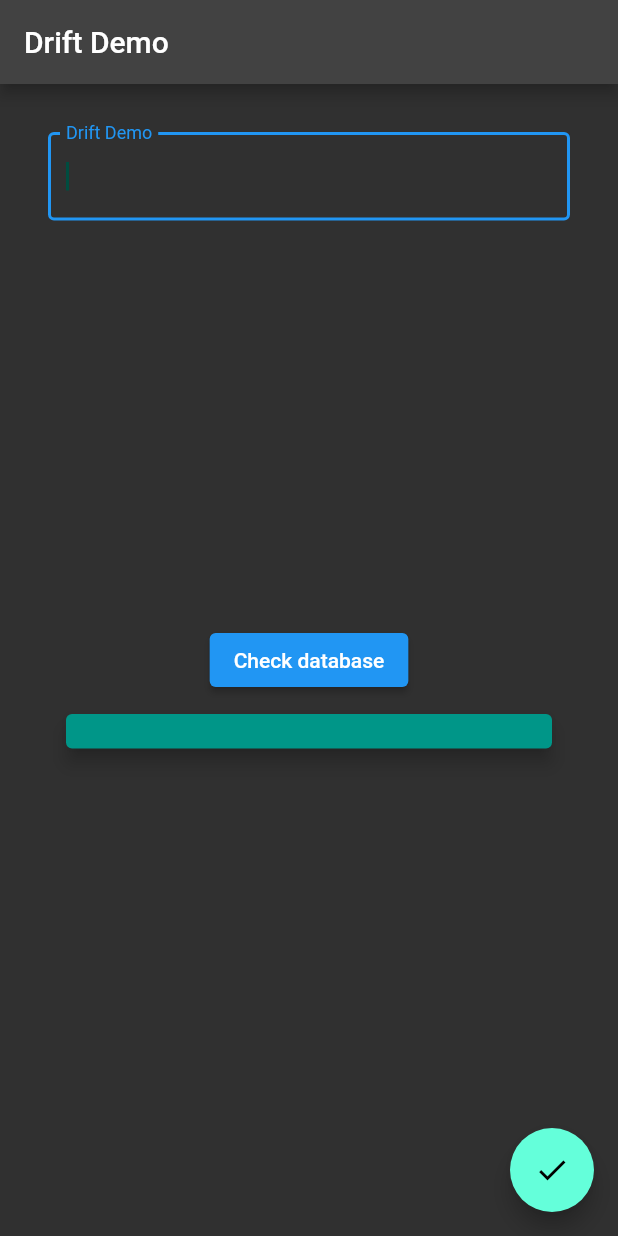
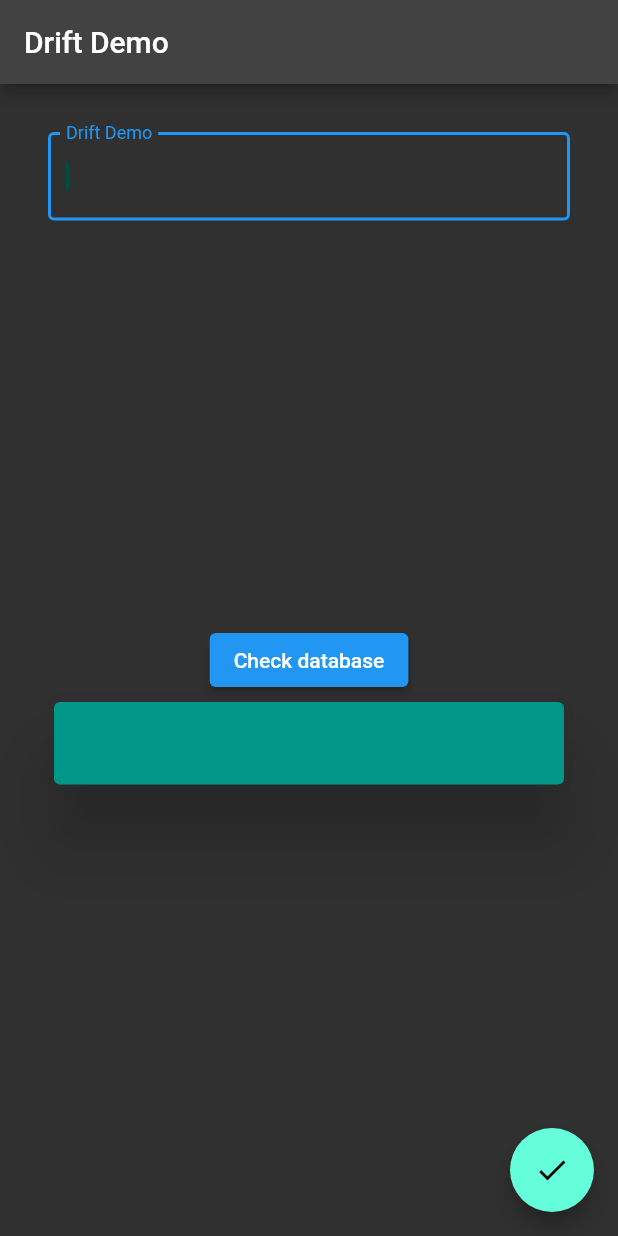
Before and after one commit to valerianaGit/FlutterDriftLocalDataStorageDemo, a Flutter app: the screen it shows after launch, after a tap on the "check" icon, on a phone screen of 412 x 824 dp. Run offline on Flutter 3.47's test engine with Material 2 defaults, Android fonts, the phone set to English and light mode, and no system bars; drawn by our look-alikes of flutter_slidable; our stand-ins replace drift, flutter_riverpod; missing offline and left inert: drift_db_viewer; accounts and stored records are empty; generated files the repository leaves out were written again.

Commit message:
fix card sizing

```diff
--- a/lib/widgets/todo_item_card.dart
+++ b/lib/widgets/todo_item_card.dart
@@ -10,12 +10,14 @@ class TodoItemCard extends StatelessWidget {
 
   @override
   Widget build(BuildContext context) {
-    return InkWell(
+    return
+        SizedBox(
+          width: double.infinity,
+          child: Card(
+            elevation: 20.0,
+            color: kdarkColor,
             child: Padding(
-        padding: const EdgeInsets.all(8.0),
-        child: Card(
-          elevation: 5.0,
-          color: kdarkColor,
+              padding: const EdgeInsets.all(16.0),
               child: Text(content,
               style: kTodoItemCardStyle,
                 ),
```
Lines whose indentation alone changed are shown as unchanged.
